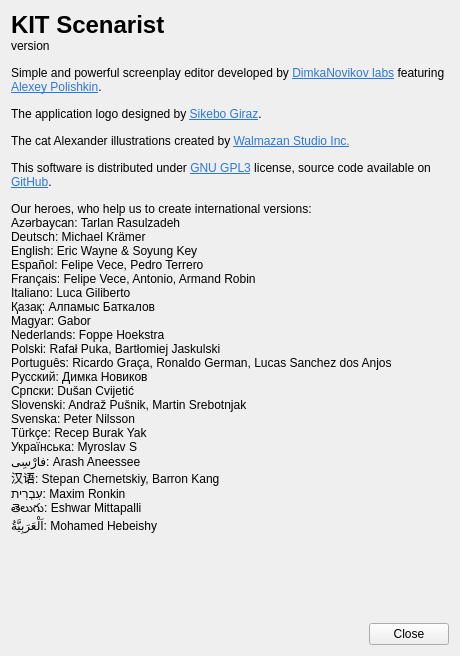
Above: src/bin/scenarist-desktop/UserInterfaceLayer/Application/AboutDialog.ui from dimkanovikov/KITScenarist before the change. Below: the same form after it.
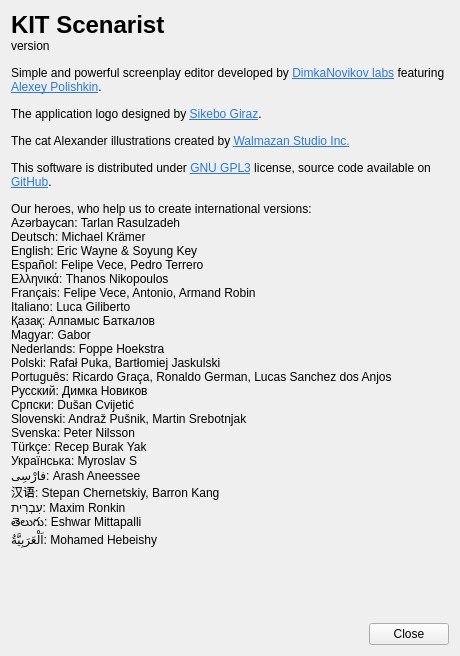
That is the form after the change.

Diff of the .ui file:
```diff
--- a/src/bin/scenarist-desktop/UserInterfaceLayer/Application/AboutDialog.ui
+++ b/src/bin/scenarist-desktop/UserInterfaceLayer/Application/AboutDialog.ui
@@ -207,6 +207,7 @@
 Deutsch: Michael Krämer
 English: Eric Wayne &amp; Soyung Key
 Español: Felipe Vece, Pedro Terrero
+Ελληνικά: Thanos Nikopoulos
 Français: Felipe Vece, Antonio, Armand Robin
 Italiano: Luca Giliberto
 Қазақ: Алпамыс Баткалов
```
